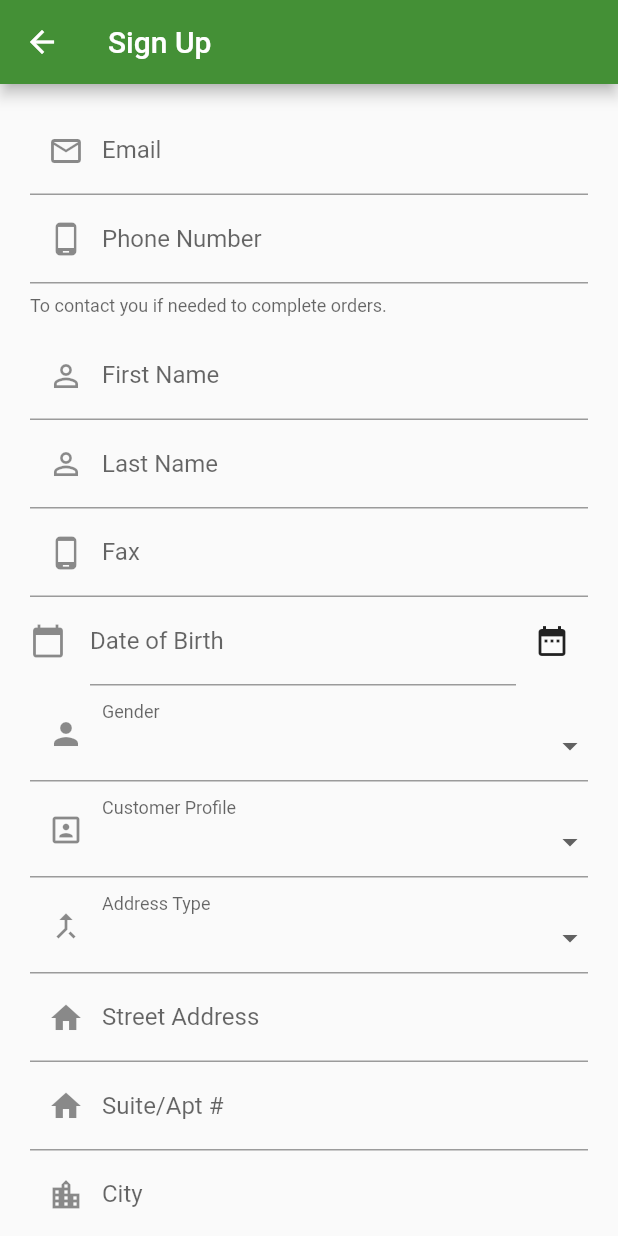
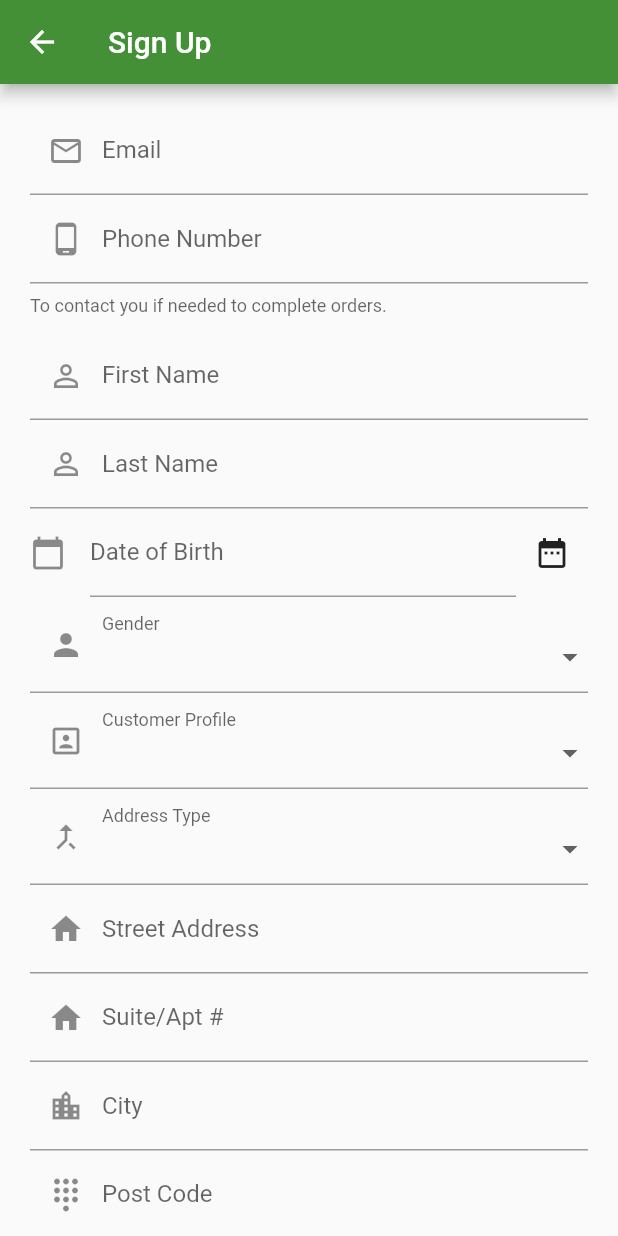
Before and after one commit to suryawanshi-jay/Ugollc, a Flutter app: the RegistrationPage screen opened directly, on a phone screen of 412 x 824 dp. Run offline on Flutter 3.47's test engine with Material 2 defaults, Android fonts, the phone set to English and light mode, and no system bars; our stand-ins replace firebase_analytics, shared_preferences; missing offline and left inert: flutter_stripe, flutter_webview_plugin; accounts and stored records are empty; statements that could not run were skipped.

Commit message:
commented fax

```diff
--- a/lib/pages/account_page.dart
+++ b/lib/pages/account_page.dart
@@ -81,7 +81,7 @@ class _AccountPageState extends State<AccountPage> with SingleTickerProviderStat
   TextEditingController lastNamecntrl = new TextEditingController();
   TextEditingController emailcntrl = new TextEditingController();
   TextEditingController telephonecntrl = new TextEditingController();
-  TextEditingController faxtcntrl = new TextEditingController();
+  //TextEditingController faxtcntrl = new TextEditingController();
 
   TextEditingController apartmentNamecntrl = new TextEditingController();
   TextEditingController streetAddresscntrl = new TextEditingController();
@@ -98,7 +98,7 @@ class _AccountPageState extends State<AccountPage> with SingleTickerProviderStat
     var lastName = await PrefsManager.getString(PreferenceNames.USER_LAST_NAME);
     var email = await PrefsManager.getString(PreferenceNames.USER_EMAIL);
     var phone = await PrefsManager.getString(PreferenceNames.USER_TELEPHONE);
-    var fax = await PrefsManager.getString(PreferenceNames.USER_FAX);
+    //var fax = await PrefsManager.getString(PreferenceNames.USER_FAX);
     var dateOfBirth = await PrefsManager.getString(PreferenceNames.USER_DATE_OF_BIRTH);
     var selGender = await PrefsManager.getString(PreferenceNames.USER_GENDER);
     var profile = await PrefsManager.getString(PreferenceNames.USER_PROFILE);
@@ -108,7 +108,7 @@ class _AccountPageState extends State<AccountPage> with SingleTickerProviderStat
       "lastName": lastName,
       "email": email,
       "phone": phone,
-      "fax" : fax,
+      //"fax" : fax,
       "dateOfBirth":dateOfBirth,
       "gender": selGender,
       "profile": profile
@@ -118,7 +118,7 @@ class _AccountPageState extends State<AccountPage> with SingleTickerProviderStat
     lastNamecntrl.text = lastName;
     emailcntrl.text = email;
     telephonecntrl.text = phone;
-    faxtcntrl.text = fax;
+    //faxtcntrl.text = fax;
 
     if(_accountInfo['dateOfBirth'] == '' || dateOfBirth == null ){
       showDob = false;
@@ -192,7 +192,7 @@ class _AccountPageState extends State<AccountPage> with SingleTickerProviderStat
       "firstname": _accountInfo["firstName"],
       "lastname": _accountInfo["lastName"],
       "telephone": _accountInfo["phone"],
-      "fax": _accountInfo["fax"],
+      //"fax": _accountInfo["fax"],
       "custom_field[2]":optedGender,
       "custom_field[3]":optedProfile,
       "custom_field[4]":showDob ?_accountInfo['dateOfBirth']: _dob.text.toString(),
@@ -207,7 +207,7 @@ class _AccountPageState extends State<AccountPage> with SingleTickerProviderStat
           PreferenceNames.USER_LAST_NAME: account["lastname"],
           PreferenceNames.USER_EMAIL: account["email"],
           PreferenceNames.USER_TELEPHONE: account["telephone"],
-          PreferenceNames.USER_FAX: account["fax"],
+          //PreferenceNames.USER_FAX: account["fax"],
           PreferenceNames.USER_DATE_OF_BIRTH:  account['custom_fields'][0]['value'],
           PreferenceNames.USER_GENDER:  account['custom_fields'][1]['value'],
           PreferenceNames.USER_PROFILE:  account['custom_fields'][2]['value'],
@@ -285,7 +285,7 @@ class _AccountPageState extends State<AccountPage> with SingleTickerProviderStat
         PrefsManager.clearPref(PreferenceNames.USER_LAST_NAME);
         PrefsManager.clearPref(PreferenceNames.USER_EMAIL);
         PrefsManager.clearPref(PreferenceNames.USER_TELEPHONE);
-        PrefsManager.clearPref(PreferenceNames.USER_FAX);
+        //PrefsManager.clearPref(PreferenceNames.USER_FAX);
         PrefsManager.clearPref(PreferenceNames.USER_DATE_OF_BIRTH);
         PrefsManager.clearPref(PreferenceNames.USER_GENDER);
         PrefsManager.clearPref(PreferenceNames.USER_PROFILE);
@@ -496,13 +496,13 @@ class _AccountPageState extends State<AccountPage> with SingleTickerProviderStat
             controller: telephonecntrl,
             onChanged: (value) => setState(() => _accountInfo["phone"] = value)
           ),
-          new TextField(
-              decoration: const InputDecoration(
-                  labelText: 'Fax'
-              ),
-              controller: faxtcntrl,
-              onChanged: (value) => setState(() => _accountInfo["fax"] = value)
-          ),
+          //new TextField(
+          //    decoration: const InputDecoration(
+          //       labelText: 'Fax'
+          //   ),
+          //   controller: faxtcntrl,
+          //   onChanged: (value) => setState(() => _accountInfo["fax"] = value)
+          //),
           new Row(children: <Widget>[
             new Expanded(
                 child: new TextField(
--- a/lib/pages/registration_page.dart
+++ b/lib/pages/registration_page.dart
@@ -31,7 +31,7 @@ class _RegistrationPageState extends State<RegistrationPage> {
   String apartmentName = "";
   String _address1 = "";
   String _address2 = "";
-  String _fax = "";
+  //String _fax = "";
   String _postCode = "";
 
   List<Country> country = [];
@@ -95,7 +95,7 @@ class _RegistrationPageState extends State<RegistrationPage> {
         prefs.setString(PreferenceNames.USER_FIRST_NAME, _firstName);
         prefs.setString(PreferenceNames.USER_LAST_NAME, _lastName);
         prefs.setString(PreferenceNames.USER_TELEPHONE, _phone);
-        prefs.setString(PreferenceNames.USER_FAX, _fax);
+        //prefs.setString(PreferenceNames.USER_FAX, _fax);
         prefs.setString(PreferenceNames.USER_ADDRESS_TYPE, optedAddressType);
         prefs.setString(PreferenceNames.USER_APARTMENT_NAME, apartmentName);
         prefs.setString(PreferenceNames.USER_ADDRESS1, _address1);
@@ -119,7 +119,7 @@ class _RegistrationPageState extends State<RegistrationPage> {
         "password": _password,
         "confirm": _confirmation,
         "telephone": _phone,
-        "fax": _fax,
+        //"fax": _fax,
         "custom_field[account][2]":optedGender,
         "custom_field[account][3]":optedProfile,
         "custom_field[account][4]":  _dob.text.toString(),
@@ -306,16 +306,16 @@ class _RegistrationPageState extends State<RegistrationPage> {
                 },
                 autocorrect: false,
               ),
-              new TextField(
-                decoration: new InputDecoration(
-                    prefixIcon: new Icon(phoneIcon),
-                    labelText: 'Fax'
-                ),
-                onChanged: (value) {
-                  setState(() => _fax = value);
-                },
-                autocorrect: false,
-              ),
+              //new TextField(
+              //  decoration: new InputDecoration(
+              //      prefixIcon: new Icon(phoneIcon),
+              //      labelText: 'Fax'
+              //  ),
+              //  onChanged: (value) {
+              //    setState(() => _fax = value);
+              //  },
+              //  autocorrect: false,
+              //),
               new Row(children: <Widget>[
                 new Expanded(
                     child: new TextFormField(
```
